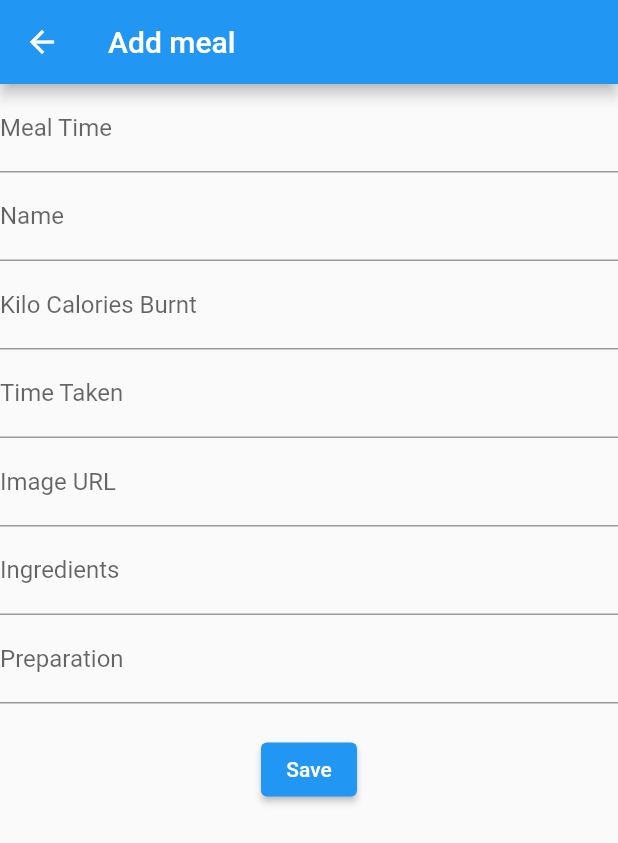
After one commit to aliyahhanun/flutter_uas, a Flutter app: the AddMeal screen opened directly, on a phone screen of 412 x 824 dp. The commit adds this screen. Shown: the top 843 px of the screen. Run offline on Flutter 3.47's test engine with Material 2 defaults, Android fonts, the phone set to English and light mode, and no system bars.

Commit message:
add meal

```diff
--- /dev/null
+++ b/lib/ui/pages/add_meal.dart
@@ -0,0 +1,128 @@
+import 'dart:convert';
+
+import 'package:flutter/material.dart';
+import 'package:pelatihanflutter/main.dart';
+import 'package:pelatihanflutter/ui/pages/profile_screen.dart';
+import 'package:http/http.dart' as http;
+
+class AddMeal extends StatelessWidget {
+  final _formKey = GlobalKey<FormState>();
+  TextEditingController _mealController = TextEditingController();
+  TextEditingController _nameController = TextEditingController();
+  TextEditingController _kiloController = TextEditingController();
+  TextEditingController _timeController = TextEditingController();
+  TextEditingController _imageController = TextEditingController();
+  TextEditingController _ingredientsController = TextEditingController();
+  TextEditingController _prepareController = TextEditingController();
+
+  Future saveMeal() async {
+    final response =
+        await http.post(Uri.parse("http://127.0.0.1:8000/api/meal"), body: {
+      "meal time": _mealController.text,
+      "name": _nameController.text,
+      "kilo calories burnt": _kiloController.text,
+      "time": _timeController.text,
+      "image URL": _imageController.text,
+      "ingredients": _ingredientsController.text,
+      "preparation": _prepareController.text
+    });
+    print(response.body);
+
+    return json.decode(response.body);
+  }
+
+  @override
+  Widget build(BuildContext context) {
+    var data = "Save";
+    return Scaffold(
+      appBar: AppBar(
+        title: Text("Add meal"),
+      ),
+      body: Center(
+        key: _formKey,
+        child: Column(
+          children: [
+            TextFormField(
+                controller: _mealController,
+                decoration: InputDecoration(labelText: "Meal Time"),
+                validator: (value) {
+                  if (value == null || value.isEmpty) {
+                    return "Please enter meal time";
+                  }
+                  return null;
+                }),
+            TextFormField(
+                controller: _nameController,
+                decoration: InputDecoration(labelText: "Name"),
+                validator: (value) {
+                  if (value == null || value.isEmpty) {
+                    return "Please enter name";
+                  }
+                  return null;
+                }),
+            TextFormField(
+                controller: _kiloController,
+                decoration: InputDecoration(labelText: "Kilo Calories Burnt"),
+                validator: (value) {
+                  if (value == null || value.isEmpty) {
+                    return "Please enter kilo calories burnt";
+                  }
+                  return null;
+                }),
+            TextFormField(
+                controller: _timeController,
+                decoration: InputDecoration(labelText: "Time Taken"),
+                validator: (value) {
+                  if (value == null || value.isEmpty) {
+                    return "Please enter time taken";
+                  }
+                  return null;
+                }),
+            TextFormField(
+                controller: _imageController,
+                decoration: InputDecoration(labelText: "Image URL"),
+                validator: (value) {
+                  if (value == null || value.isEmpty) {
+                    return "Please enter image URL";
+                  }
+                  return null;
+                }),
+            TextFormField(
+                controller: _ingredientsController,
+                decoration: InputDecoration(labelText: "Ingredients"),
+                validator: (value) {
+                  if (value == null || value.isEmpty) {
+                    return "Please enter ingredients";
+                  }
+                  return null;
+                }),
+            TextFormField(
+                controller: _prepareController,
+                decoration: InputDecoration(labelText: "Preparation"),
+                validator: (value) {
+                  if (value == null || value.isEmpty) {
+                    return "Please enter preparation";
+                  }
+                  return null;
+                }),
+            SizedBox(
+              height: 20,
+            ),
+            ElevatedButton(
+                onPressed: () {
+                  if (_formKey.currentState.validate()) {
+                    saveMeal().then((value) {
+                      Navigator.push(
+                          context,
+                          MaterialPageRoute(
+                              builder: (context) => MyHomePage()));
+                    });
+                  }
+                },
+                child: Text(data))
+          ],
+        ),
+      ),
+    );
+  }
+}
--- a/pubspec.yaml
+++ b/pubspec.yaml
@@ -16,6 +16,8 @@ dependencies:
   intl: ^0.16.1
   animations: ^1.0.0+5
   sqflite: ^2.2.2
+  http: ^0.13.5
+  path_provider: ^2.0.11
 
 dev_dependencies:
   flutter_test:
```
Also changed, not shown: lib/ui/pages/profile_screen.dart (+9 -7 lines), pubspec.lock.
